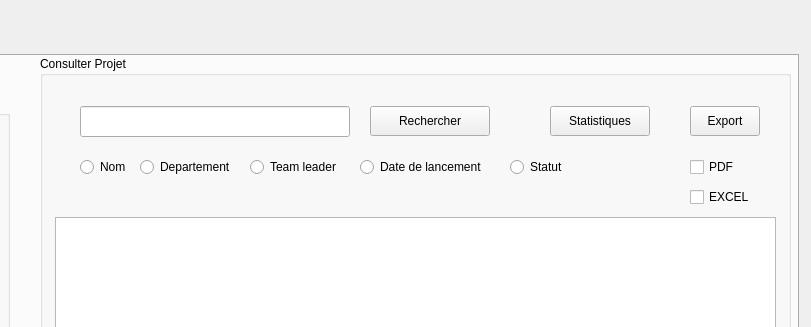
First picture: the form in Khalil SRIDI/gestionAmelioration/mainwindow.ui, repository KhalilSRIDI/Smart_Factory_2A1, before the edit; both pictures show x 412 to 1223 and y 0 to 327 of the 1223 by 670 pixel window.
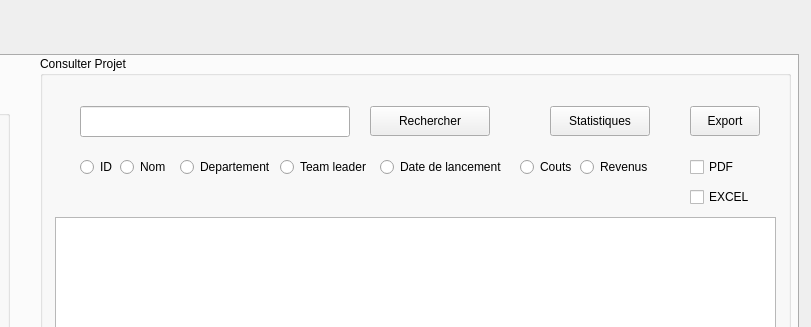
Second picture: the form after the edit. The open tabs and pages were chosen to show the change.

The edit to the form file:
```diff
--- a/Khalil SRIDI/gestionAmelioration/mainwindow.ui
+++ b/Khalil SRIDI/gestionAmelioration/mainwindow.ui
@@ -271,9 +271,9 @@
       <widget class="QRadioButton" name="radioButtonNom">
        <property name="geometry">
         <rect>
-         <x>40</x>
+         <x>80</x>
          <y>100</y>
-         <width>97</width>
+         <width>60</width>
          <height>22</height>
         </rect>
        </property>
@@ -284,7 +284,7 @@
       <widget class="QRadioButton" name="radioButtonTeamLeader">
        <property name="geometry">
         <rect>
-         <x>210</x>
+         <x>240</x>
          <y>100</y>
          <width>97</width>
          <height>22</height>
@@ -297,7 +297,7 @@
       <widget class="QRadioButton" name="radioButtonDepartement">
        <property name="geometry">
         <rect>
-         <x>100</x>
+         <x>140</x>
          <y>100</y>
          <width>97</width>
          <height>22</height>
@@ -310,7 +310,7 @@
       <widget class="QRadioButton" name="radioButton_2">
        <property name="geometry">
         <rect>
-         <x>320</x>
+         <x>340</x>
          <y>100</y>
          <width>140</width>
          <height>22</height>
@@ -323,14 +323,14 @@
       <widget class="QRadioButton" name="radioButtonStatut">
        <property name="geometry">
         <rect>
-         <x>470</x>
+         <x>480</x>
          <y>100</y>
          <width>70</width>
          <height>22</height>
         </rect>
        </property>
        <property name="text">
-        <string>Statut</string>
+        <string>Couts</string>
        </property>
       </widget>
       <widget class="QPushButton" name="pushButtonModifier">
@@ -424,6 +424,32 @@
         </rect>
        </property>
       </widget>
+      <widget class="QRadioButton" name="radioButtonIDP">
+       <property name="geometry">
+        <rect>
+         <x>40</x>
+         <y>100</y>
+         <width>40</width>
+         <height>22</height>
+        </rect>
+       </property>
+       <property name="text">
+        <string>ID</string>
+       </property>
+      </widget>
+      <widget class="QRadioButton" name="radioButtonRevenusP">
+       <property name="geometry">
+        <rect>
+         <x>540</x>
+         <y>100</y>
+         <width>80</width>
+         <height>22</height>
+        </rect>
+       </property>
+       <property name="text">
+        <string>Revenus</string>
+       </property>
+      </widget>
      </widget>
     </widget>
     <widget class="QWidget" name="Formation">
```
Left out of the diff: 12 changed lines with no effect on the pictures.
